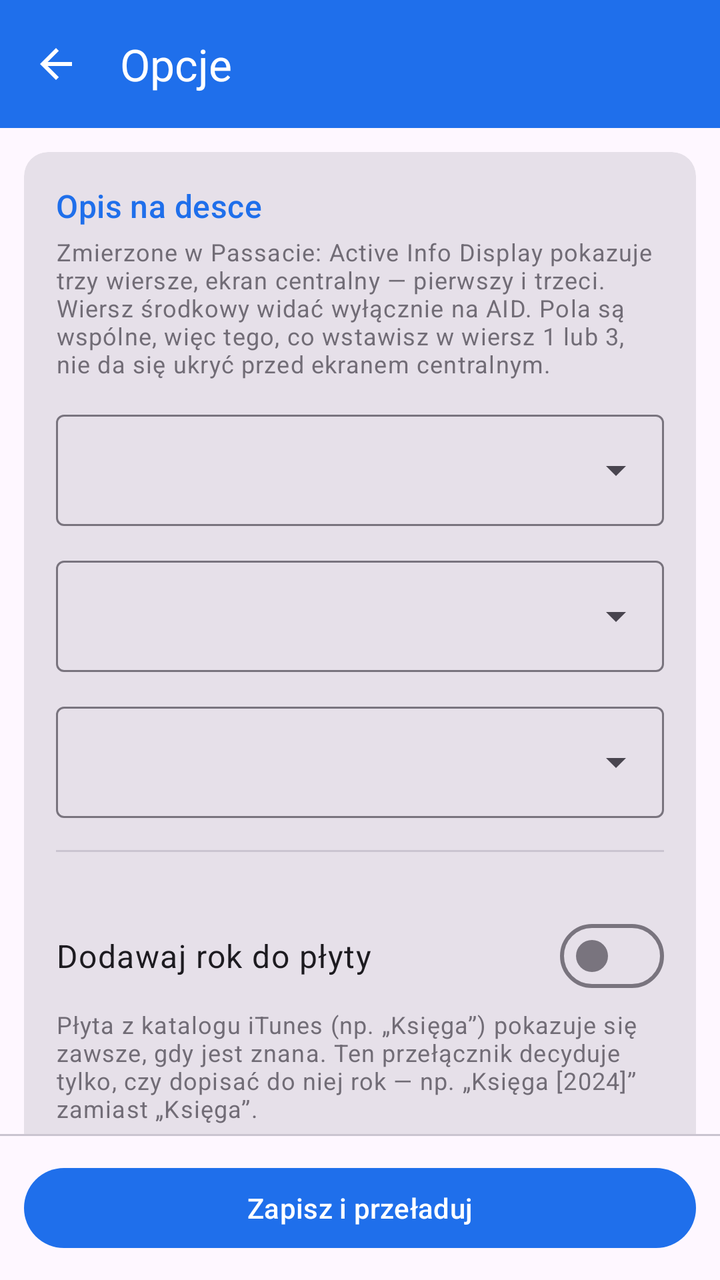
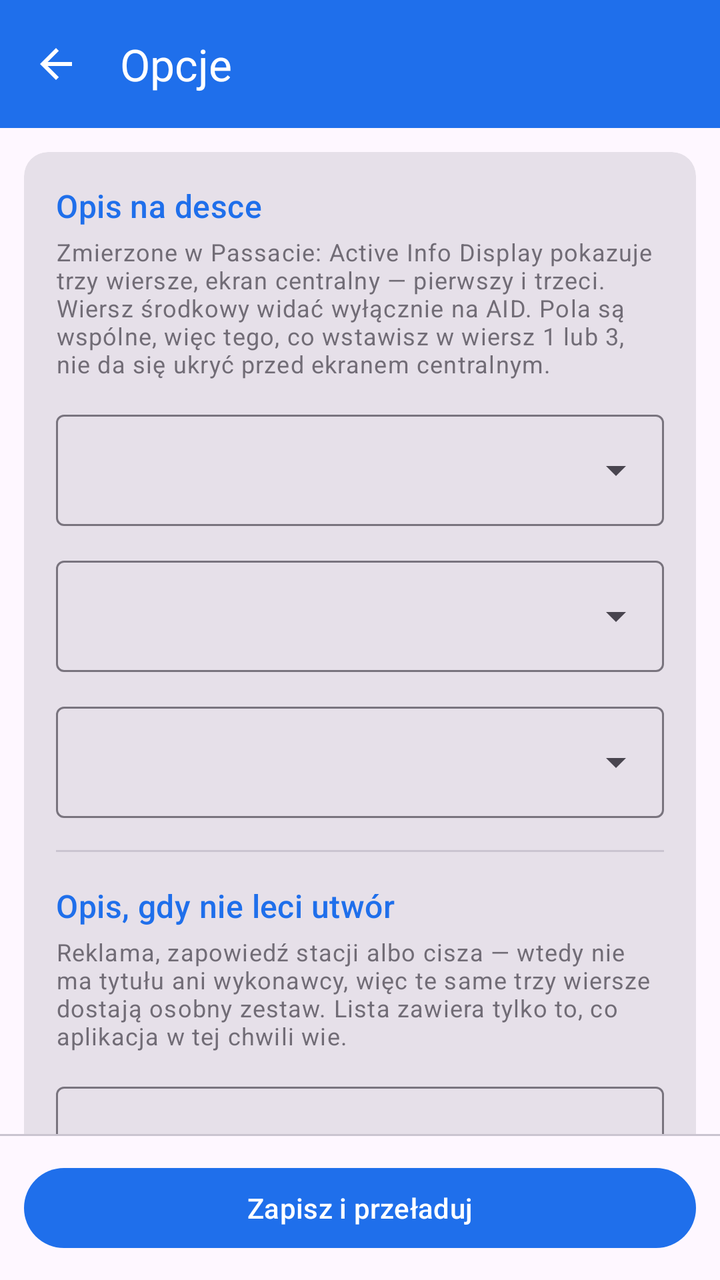

Before-and-after screenshots of an Android layout around one commit, followed by the original layout XML and the change that was made.
<!-- AndroidManifest.xml: application theme Theme.TwinsenRadio -->
<!-- res/layout/activity_settings.xml -->
<?xml version="1.0" encoding="utf-8"?>
<LinearLayout xmlns:android="http://schemas.android.com/apk/res/android"
    xmlns:app="http://schemas.android.com/apk/res-auto"
    android:layout_width="match_parent"
    android:layout_height="match_parent"
    android:orientation="vertical">

    <com.google.android.material.appbar.MaterialToolbar
        android:id="@+id/toolbar"
        android:layout_width="match_parent"
        android:layout_height="?attr/actionBarSize"
        android:background="?attr/colorPrimary"
        app:navigationIcon="@drawable/ic_arrow_back"
        app:title="@string/settings_title"
        app:titleTextColor="@color/on_brand" />

    <androidx.core.widget.NestedScrollView
        android:layout_width="match_parent"
        android:layout_height="0dp"
        android:layout_weight="1"
        android:clipToPadding="false"
        android:paddingHorizontal="12dp"
        android:paddingTop="12dp">

        <LinearLayout
            android:layout_width="match_parent"
            android:layout_height="wrap_content"
            android:orientation="vertical">

            
            <com.google.android.material.card.MaterialCardView
                style="@style/Widget.Material3.CardView.Filled"
                android:layout_width="match_parent"
                android:layout_height="wrap_content"
                android:layout_marginBottom="12dp">

                <LinearLayout
                    android:layout_width="match_parent"
                    android:layout_height="wrap_content"
                    android:orientation="vertical"
                    android:padding="16dp">

                    <TextView
                        style="@style/SectionHeader"
                        android:text="@string/opt_sec_lines" />

                    <TextView
                        style="@style/SectionNote"
                        android:text="@string/opt_lines_intro" />

                    <com.google.android.material.textfield.TextInputLayout
                        android:id="@+id/tilLineTop"
                        style="@style/Widget.Material3.TextInputLayout.OutlinedBox.ExposedDropdownMenu"
                        android:layout_width="match_parent"
                        android:layout_height="wrap_content"
                        android:layout_marginTop="12dp">

                        <com.google.android.material.textfield.MaterialAutoCompleteTextView
                            android:id="@+id/ddLineTop"
                            android:layout_width="match_parent"
                            android:layout_height="wrap_content"
                            android:editable="false"
                            android:inputType="none" />
                    </com.google.android.material.textfield.TextInputLayout>

                    <com.google.android.material.textfield.TextInputLayout
                        android:id="@+id/tilLineMiddle"
                        style="@style/Widget.Material3.TextInputLayout.OutlinedBox.ExposedDropdownMenu"
                        android:layout_width="match_parent"
                        android:layout_height="wrap_content"
                        android:layout_marginTop="12dp">

                        <com.google.android.material.textfield.MaterialAutoCompleteTextView
                            android:id="@+id/ddLineMiddle"
                            android:layout_width="match_parent"
                            android:layout_height="wrap_content"
                            android:editable="false"
                            android:inputType="none" />
                    </com.google.android.material.textfield.TextInputLayout>

                    <com.google.android.material.textfield.TextInputLayout
                        android:id="@+id/tilLineBottom"
                        style="@style/Widget.Material3.TextInputLayout.OutlinedBox.ExposedDropdownMenu"
                        android:layout_width="match_parent"
                        android:layout_height="wrap_content"
                        android:layout_marginTop="12dp">

                        <com.google.android.material.textfield.MaterialAutoCompleteTextView
                            android:id="@+id/ddLineBottom"
                            android:layout_width="match_parent"
                            android:layout_height="wrap_content"
                            android:editable="false"
                            android:inputType="none" />
                    </com.google.android.material.textfield.TextInputLayout>

                    <View style="@style/SectionDivider" />

                    <com.google.android.material.materialswitch.MaterialSwitch
                        android:id="@+id/swEnrich"
                        style="@style/SettingSwitch"
                        android:text="@string/opt_enrich" />

                    <TextView
                        style="@style/SettingNote"
                        android:text="@string/opt_enrich_sub" />
                </LinearLayout>
            </com.google.android.material.card.MaterialCardView>

            
            <com.google.android.material.card.MaterialCardView
                style="@style/Widget.Material3.CardView.Filled"
                android:layout_width="match_parent"
                android:layout_height="wrap_content"
                android:layout_marginBottom="12dp">

                <LinearLayout
                    android:layout_width="match_parent"
                    android:layout_height="wrap_content"
                    android:orientation="vertical"
                    android:padding="16dp">

                    <TextView
                        style="@style/SectionHeader"
                        android:text="@string/opt_sec_artwork" />

                    <com.google.android.material.textfield.TextInputLayout
                        android:id="@+id/tilClockFace"
                        style="@style/Widget.Material3.TextInputLayout.OutlinedBox.ExposedDropdownMenu"
                        android:layout_width="match_parent"
                        android:layout_height="wrap_content"
                        android:layout_marginTop="8dp"
                        android:hint="@string/opt_clock_face">

                        <com.google.android.material.textfield.MaterialAutoCompleteTextView
                            android:id="@+id/ddClockFace"
                            android:layout_width="match_parent"
                            android:layout_height="wrap_content"
                            android:editable="false"
                            android:inputType="none" />
                    </com.google.android.material.textfield.TextInputLayout>

                    <com.google.android.material.materialswitch.MaterialSwitch
                        android:id="@+id/swClockAlways"
                        style="@style/SettingSwitch"
                        android:text="@string/opt_clock_always" />

                    <TextView
                        style="@style/SettingNote"
                        android:text="@string/opt_clock_always_sub" />

                    <com.google.android.material.textfield.TextInputLayout
                        android:id="@+id/tilClockBg"
                        style="@style/Widget.Material3.TextInputLayout.OutlinedBox.ExposedDropdownMenu"
                        android:layout_width="match_parent"
                        android:layout_height="wrap_content"
                        android:layout_marginTop="12dp"
                        android:hint="@string/opt_clock_bg">

                        <com.google.android.material.textfield.MaterialAutoCompleteTextView
                            android:id="@+id/ddClockBg"
                            android:layout_width="match_parent"
                            android:layout_height="wrap_content"
                            android:editable="false"
                            android:inputType="none" />
                    </com.google.android.material.textfield.TextInputLayout>

                    <com.google.android.material.textfield.TextInputLayout
                        android:id="@+id/tilClockFg"
                        style="@style/Widget.Material3.TextInputLayout.OutlinedBox.ExposedDropdownMenu"
                        android:layout_width="match_parent"
                        android:layout_height="wrap_content"
                        android:layout_marginTop="12dp"
                        android:hint="@string/opt_clock_fg">

                        <com.google.android.material.textfield.MaterialAutoCompleteTextView
                            android:id="@+id/ddClockFg"
                            android:layout_width="match_parent"
                            android:layout_height="wrap_content"
                            android:editable="false"
                            android:inputType="none" />
                    </com.google.android.material.textfield.TextInputLayout>

                    <View style="@style/SectionDivider" />

                    <com.google.android.material.textfield.TextInputLayout
                        style="@style/Widget.Material3.TextInputLayout.OutlinedBox.ExposedDropdownMenu"
                        android:layout_width="match_parent"
                        android:layout_height="wrap_content"
                        android:hint="@string/opt_artwork">

                        <com.google.android.material.textfield.MaterialAutoCompleteTextView
                            android:id="@+id/ddArtwork"
                            android:layout_width="match_parent"
                            android:layout_height="wrap_content"
                            android:editable="false"
                            android:inputType="none" />
                    </com.google.android.material.textfield.TextInputLayout>
                </LinearLayout>
            </com.google.android.material.card.MaterialCardView>

            
            <com.google.android.material.card.MaterialCardView
                style="@style/Widget.Material3.CardView.Filled"
                android:layout_width="match_parent"
                android:layout_height="wrap_content"
                android:layout_marginBottom="12dp">

                <LinearLayout
                    android:layout_width="match_parent"
                    android:layout_height="wrap_content"
                    android:orientation="vertical"
                    android:padding="16dp">

                    <TextView
                        style="@style/SectionHeader"
                        android:text="@string/opt_sec_diag" />

                    <com.google.android.material.materialswitch.MaterialSwitch
                        android:id="@+id/swDiag"
                        style="@style/SettingSwitch"
                        android:text="@string/opt_diag" />

                    <TextView
                        style="@style/SettingNote"
                        android:text="@string/opt_diag_sub" />

                    <com.google.android.material.materialswitch.MaterialSwitch
                        android:id="@+id/swDiagApi"
                        style="@style/SettingSwitch"
                        android:text="@string/opt_diag_api" />

                    <TextView
                        style="@style/SettingNote"
                        android:text="@string/opt_diag_api_sub" />

                    <TextView
                        android:id="@+id/tvLegend"
                        android:layout_width="match_parent"
                        android:layout_height="wrap_content"
                        android:layout_marginTop="12dp"
                        android:background="?attr/colorSurfaceContainerHighest"
                        android:fontFamily="monospace"
                        android:padding="12dp"
                        android:textAppearance="?attr/textAppearanceBodySmall" />

                    <com.google.android.material.materialswitch.MaterialSwitch
                        android:id="@+id/swTrace"
                        style="@style/SettingSwitch"
                        android:layout_marginTop="16dp"
                        android:text="@string/opt_trace" />

                    <TextView
                        style="@style/SettingNote"
                        android:text="@string/opt_trace_sub" />

                    <TextView
                        android:id="@+id/tvTraceState"
                        style="@style/SettingNote" />

                    <com.google.android.material.button.MaterialButton
                        android:id="@+id/btnTraceClear"
                        style="@style/Widget.Material3.Button.TextButton"
                        android:layout_width="wrap_content"
                        android:layout_height="wrap_content"
                        android:text="@string/opt_trace_clear" />
                </LinearLayout>
            </com.google.android.material.card.MaterialCardView>

            
            <com.google.android.material.card.MaterialCardView
                style="@style/Widget.Material3.CardView.Filled"
                android:layout_width="match_parent"
                android:layout_height="wrap_content"
                android:layout_marginBottom="12dp">

                <LinearLayout
                    android:layout_width="match_parent"
                    android:layout_height="wrap_content"
                    android:orientation="vertical"
                    android:padding="16dp">

                    <TextView
                        style="@style/SectionHeader"
                        android:text="@string/opt_sec_browse" />

                    <com.google.android.material.textfield.TextInputLayout
                        style="@style/Widget.Material3.TextInputLayout.OutlinedBox.ExposedDropdownMenu"
                        android:layout_width="match_parent"
                        android:layout_height="wrap_content"
                        android:layout_marginTop="8dp"
                        android:hint="@string/opt_style_browsable">

                        <com.google.android.material.textfield.MaterialAutoCompleteTextView
                            android:id="@+id/ddBrowsable"
                            android:layout_width="match_parent"
                            android:layout_height="wrap_content"
                            android:editable="false"
                            android:inputType="none" />
                    </com.google.android.material.textfield.TextInputLayout>

                    <com.google.android.material.textfield.TextInputLayout
                        style="@style/Widget.Material3.TextInputLayout.OutlinedBox.ExposedDropdownMenu"
                        android:layout_width="match_parent"
                        android:layout_height="wrap_content"
                        android:layout_marginTop="12dp"
                        android:hint="@string/opt_style_playable">

                        <com.google.android.material.textfield.MaterialAutoCompleteTextView
                            android:id="@+id/ddPlayable"
                            android:layout_width="match_parent"
                            android:layout_height="wrap_content"
                            android:editable="false"
                            android:inputType="none" />
                    </com.google.android.material.textfield.TextInputLayout>
                </LinearLayout>
            </com.google.android.material.card.MaterialCardView>

            
            <com.google.android.material.card.MaterialCardView
                style="@style/Widget.Material3.CardView.Filled"
                android:layout_width="match_parent"
                android:layout_height="wrap_content"
                android:layout_marginBottom="12dp">

                <LinearLayout
                    android:layout_width="match_parent"
                    android:layout_height="wrap_content"
                    android:orientation="vertical"
                    android:padding="16dp">

                    <TextView
                        style="@style/SectionHeader"
                        android:text="@string/opt_sec_stream" />

                    <com.google.android.material.textfield.TextInputLayout
                        style="@style/Widget.Material3.TextInputLayout.OutlinedBox.ExposedDropdownMenu"
                        android:layout_width="match_parent"
                        android:layout_height="wrap_content"
                        android:layout_marginTop="8dp"
                        android:hint="@string/opt_buffer">

                        <com.google.android.material.textfield.MaterialAutoCompleteTextView
                            android:id="@+id/ddBuffer"
                            android:layout_width="match_parent"
                            android:layout_height="wrap_content"
                            android:editable="false"
                            android:inputType="none" />
                    </com.google.android.material.textfield.TextInputLayout>

                    <View style="@style/SectionDivider" />

                    <com.google.android.material.textfield.TextInputLayout
                        style="@style/Widget.Material3.TextInputLayout.OutlinedBox"
                        android:layout_width="match_parent"
                        android:layout_height="wrap_content"
                        android:hint="@string/opt_m3u">

                        <com.google.android.material.textfield.TextInputEditText
                            android:id="@+id/etM3u"
                            android:layout_width="match_parent"
                            android:layout_height="wrap_content"
                            android:gravity="top|start"
                            android:inputType="textMultiLine|textUri"
                            android:minLines="3" />
                    </com.google.android.material.textfield.TextInputLayout>

                    <TextView
                        style="@style/SettingNote"
                        android:text="@string/opt_m3u_sub" />

                    
                    <LinearLayout
                        android:id="@+id/hiddenBox"
                        android:layout_width="match_parent"
                        android:layout_height="wrap_content"
                        android:orientation="vertical"
                        android:visibility="gone">

                        <View style="@style/SectionDivider" />

                        <TextView
                            android:id="@+id/hiddenLabel"
                            style="@style/SectionNote"
                            android:layout_width="match_parent"
                            android:layout_height="wrap_content" />

                        <com.google.android.material.button.MaterialButton
                            android:id="@+id/btnRestoreHidden"
                            style="@style/Widget.Material3.Button.OutlinedButton"
                            android:layout_width="match_parent"
                            android:layout_height="wrap_content"
                            android:layout_marginTop="8dp"
                            android:text="@string/opt_restore_hidden" />
                    </LinearLayout>
                </LinearLayout>
            </com.google.android.material.card.MaterialCardView>

            <View
                android:layout_width="match_parent"
                android:layout_height="8dp" />
        </LinearLayout>
    </androidx.core.widget.NestedScrollView>

    
    <com.google.android.material.divider.MaterialDivider
        android:layout_width="match_parent"
        android:layout_height="wrap_content" />

    <com.google.android.material.button.MaterialButton
        android:id="@+id/btnSave"
        android:layout_width="match_parent"
        android:layout_height="wrap_content"
        android:layout_margin="12dp"
        android:text="@string/opt_save" />
</LinearLayout>
<!-- resources referenced by this layout -->
<resources>
  <color name="on_brand">#FFFFFFFF</color>
  <string name="opt_artwork">Źródło okładki („płyty”)</string>
  <string name="opt_buffer">Bufor strumienia</string>
  <string name="opt_clock_always">Zegar zamiast okładki zawsze</string>
  <string name="opt_clock_always_sub">Gdy wyłączone, zegar pojawia się tylko wtedy, gdy nie znaleziono okładki utworu — w miejscu logo stacji.</string>
  <string name="opt_clock_bg">Tło zegara</string>
  <string name="opt_clock_face">Zamiast okładki</string>
  <string name="opt_clock_fg">Kolor zegara</string>
  <string name="opt_diag">Tryb diagnostyczny metadanych</string>
  <string name="opt_diag_api">Dopisz nazwę pola z API</string>
  <string name="opt_diag_api_sub">np. „TYTUŁ‹title›” zamiast samego „TYTUŁ”.</string>
  <string name="opt_diag_sub">Każde pole metadanych dostaje swoją polską nazwę zamiast realnej wartości. Do pozycjonowania z AID.</string>
  <string name="opt_enrich">Dodawaj rok do płyty</string>
  <string name="opt_enrich_sub">Płyta z katalogu iTunes (np. „Księga”) pokazuje się zawsze, gdy jest znana. Ten przełącznik decyduje tylko, czy dopisać do niej rok — np. „Księga [2024]” zamiast „Księga”.</string>
  <string name="opt_lines_intro">Zmierzone w Passacie: Active Info Display pokazuje trzy wiersze, ekran centralny — pierwszy i trzeci. Wiersz środkowy widać wyłącznie na AID. Pola są wspólne, więc tego, co wstawisz w wiersz 1 lub 3, nie da się ukryć przed ekranem centralnym.</string>
  <string name="opt_m3u">Własne listy M3U (po jednym URL w linii)</string>
  <string name="opt_m3u_sub">Jeden adres na linię. Parser czyta #EXTINF razem z tvg-logo i group-title.</string>
  <string name="opt_restore_hidden">Przywróć wszystkie</string>
  <string name="opt_save">Zapisz i przeładuj</string>
  <string name="opt_sec_artwork">Grafika</string>
  <string name="opt_sec_browse">Listy w Android Auto</string>
  <string name="opt_sec_diag">Tryb diagnostyczny</string>
  <string name="opt_sec_lines">Opis na desce</string>
  <string name="opt_sec_stream">Strumień i własne stacje</string>
  <string name="opt_style_browsable">Schemat Android Auto — foldery</string>
  <string name="opt_style_playable">Schemat Android Auto — stacje</string>
  <string name="opt_trace">Zapis przebiegu do pliku</string>
  <string name="opt_trace_clear">Wyczyść zapis</string>
  <string name="opt_trace_sub">Każde przełączenie stacji, każdy blok ICY i każdy komplet wysłany do auta, ze znacznikiem czasu.</string>
  <string name="settings_title">Opcje</string>
  <style name="SectionDivider" parent="">
          <item name="android:layout_width">match_parent</item>
          <item name="android:layout_height">1dp</item>
          <item name="android:layout_marginVertical">16dp</item>
          <item name="android:background">?attr/colorOutlineVariant</item>
      </style>
  <style name="SectionNote" parent="">
          <item name="android:layout_width">match_parent</item>
          <item name="android:layout_height">wrap_content</item>
          <item name="android:textAppearance">?attr/textAppearanceBodySmall</item>
          <item name="android:alpha">0.75</item>
      </style>
  <style name="Theme.TwinsenRadio" parent="Theme.Material3.DayNight.NoActionBar">
          <item name="colorPrimary">@color/brand</item>
          <item name="colorOnPrimary">@color/on_brand</item>
          <item name="android:statusBarColor" tools:targetApi="21">@color/brand_dark</item>
      </style>
  <color name="brand">#FF1F6FEB</color>
  <color name="brand_dark">#FF0B3D91</color>
  <!-- unchanged entries left out for length: 4 -->
</resources>

<!-- the commit's change to res/layout/activity_settings.xml (unified diff, before → after) -->
@@ -95,6 +95,62 @@
 
                     <View style="@style/SectionDivider" />
 
+                    
+                    <TextView
+                        style="@style/SectionHeader"
+                        android:text="@string/opt_sec_lines_idle" />
+
+                    <TextView
+                        style="@style/SectionNote"
+                        android:text="@string/opt_lines_idle_intro" />
+
+                    <com.google.android.material.textfield.TextInputLayout
+                        android:id="@+id/tilLineTopIdle"
+                        style="@style/Widget.Material3.TextInputLayout.OutlinedBox.ExposedDropdownMenu"
+                        android:layout_width="match_parent"
+                        android:layout_height="wrap_content"
+                        android:layout_marginTop="12dp">
+
+                        <com.google.android.material.textfield.MaterialAutoCompleteTextView
+                            android:id="@+id/ddLineTopIdle"
+                            android:layout_width="match_parent"
+                            android:layout_height="wrap_content"
+                            android:editable="false"
+                            android:inputType="none" />
+                    </com.google.android.material.textfield.TextInputLayout>
+
+                    <com.google.android.material.textfield.TextInputLayout
+                        android:id="@+id/tilLineMiddleIdle"
+                        style="@style/Widget.Material3.TextInputLayout.OutlinedBox.ExposedDropdownMenu"
+                        android:layout_width="match_parent"
+                        android:layout_height="wrap_content"
+                        android:layout_marginTop="12dp">
+
+                        <com.google.android.material.textfield.MaterialAutoCompleteTextView
+                            android:id="@+id/ddLineMiddleIdle"
+                            android:layout_width="match_parent"
+                            android:layout_height="wrap_content"
+                            android:editable="false"
+                            android:inputType="none" />
+                    </com.google.android.material.textfield.TextInputLayout>
+
+                    <com.google.android.material.textfield.TextInputLayout
+                        android:id="@+id/tilLineBottomIdle"
+                        style="@style/Widget.Material3.TextInputLayout.OutlinedBox.ExposedDropdownMenu"
+                        android:layout_width="match_parent"
+                        android:layout_height="wrap_content"
+                        android:layout_marginTop="12dp">
+
+                        <com.google.android.material.textfield.MaterialAutoCompleteTextView
+                            android:id="@+id/ddLineBottomIdle"
+                            android:layout_width="match_parent"
+                            android:layout_height="wrap_content"
+                            android:editable="false"
+                            android:inputType="none" />
+                    </com.google.android.material.textfield.TextInputLayout>
+
+                    <View style="@style/SectionDivider" />
+
                     <com.google.android.material.materialswitch.MaterialSwitch
                         android:id="@+id/swEnrich"
                         style="@style/SettingSwitch"
<!-- resource entries referenced after the edit -->
@@ -14,6 +14,7 @@
   <string name="opt_diag_sub">Każde pole metadanych dostaje swoją polską nazwę zamiast realnej wartości. Do pozycjonowania z AID.</string>
   <string name="opt_enrich">Dodawaj rok do płyty</string>
   <string name="opt_enrich_sub">Płyta z katalogu iTunes (np. „Księga”) pokazuje się zawsze, gdy jest znana. Ten przełącznik decyduje tylko, czy dopisać do niej rok — np. „Księga [2024]” zamiast „Księga”.</string>
+  <string name="opt_lines_idle_intro">Reklama, zapowiedź stacji albo cisza — wtedy nie ma tytułu ani wykonawcy, więc te same trzy wiersze dostają osobny zestaw. Lista zawiera tylko to, co aplikacja w tej chwili wie.</string>
   <string name="opt_lines_intro">Zmierzone w Passacie: Active Info Display pokazuje trzy wiersze, ekran centralny — pierwszy i trzeci. Wiersz środkowy widać wyłącznie na AID. Pola są wspólne, więc tego, co wstawisz w wiersz 1 lub 3, nie da się ukryć przed ekranem centralnym.</string>
   <string name="opt_m3u">Własne listy M3U (po jednym URL w linii)</string>
   <string name="opt_m3u_sub">Jeden adres na linię. Parser czyta #EXTINF razem z tvg-logo i group-title.</string>
@@ -23,6 +24,7 @@
   <string name="opt_sec_browse">Listy w Android Auto</string>
   <string name="opt_sec_diag">Tryb diagnostyczny</string>
   <string name="opt_sec_lines">Opis na desce</string>
+  <string name="opt_sec_lines_idle">Opis, gdy nie leci utwór</string>
   <string name="opt_sec_stream">Strumień i własne stacje</string>
   <string name="opt_style_browsable">Schemat Android Auto — foldery</string>
   <string name="opt_style_playable">Schemat Android Auto — stacje</string>
